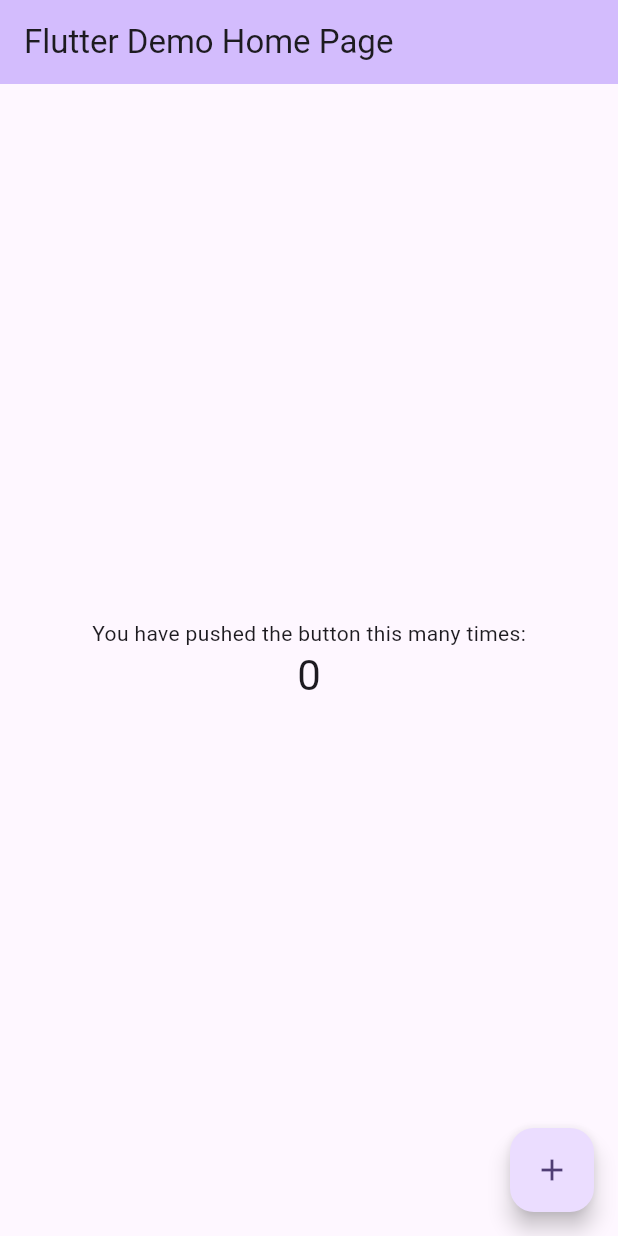
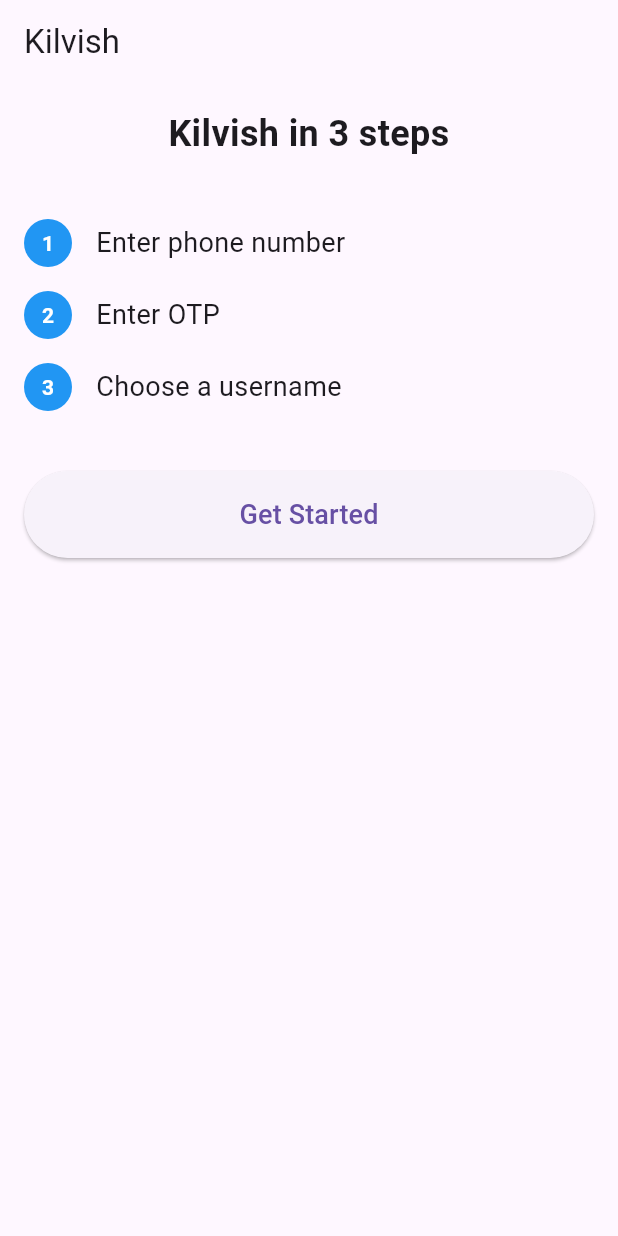
Before and after one commit to tamraj-kilvish/kilvish-nonbios, a Flutter app: the screen it shows after launch, on a phone screen of 412 x 824 dp. Run offline on Flutter 3.47's test engine with Material 3 defaults, Android fonts, the phone set to English and light mode, and no system bars.

Commit message:
Updated main.dart with 3-step interface for Kilvish app

```diff
--- a/lib/main.dart
+++ b/lib/main.dart
@@ -7,119 +7,90 @@ void main() {
 class MyApp extends StatelessWidget {
   const MyApp({super.key});
 
-  // This widget is the root of your application.
   @override
   Widget build(BuildContext context) {
     return MaterialApp(
-      title: 'Flutter Demo',
+      title: 'Kilvish',
       theme: ThemeData(
-        // This is the theme of your application.
-        //
-        // TRY THIS: Try running your application with "flutter run". You'll see
-        // the application has a blue toolbar. Then, without quitting the app,
-        // try changing the seedColor in the colorScheme below to Colors.green
-        // and then invoke "hot reload" (save your changes or press the "hot
-        // reload" button in a Flutter-supported IDE, or press "r" if you used
-        // the command line to start the app).
-        //
-        // Notice that the counter didn't reset back to zero; the application
-        // state is not lost during the reload. To reset the state, use hot
-        // restart instead.
-        //
-        // This works for code too, not just values: Most code changes can be
-        // tested with just a hot reload.
-        colorScheme: ColorScheme.fromSeed(seedColor: Colors.deepPurple),
-        useMaterial3: true,
+        primarySwatch: Colors.blue,
       ),
-      home: const MyHomePage(title: 'Flutter Demo Home Page'),
+      home: const MyHomePage(),
     );
   }
 }
 
-class MyHomePage extends StatefulWidget {
-  const MyHomePage({super.key, required this.title});
-
-  // This widget is the home page of your application. It is stateful, meaning
-  // that it has a State object (defined below) that contains fields that affect
-  // how it looks.
-
-  // This class is the configuration for the state. It holds the values (in this
-  // case the title) provided by the parent (in this case the App widget) and
-  // used by the build method of the State. Fields in a Widget subclass are
-  // always marked "final".
-
-  final String title;
-
-  @override
-  State<MyHomePage> createState() => _MyHomePageState();
-}
-
-class _MyHomePageState extends State<MyHomePage> {
-  int _counter = 0;
-
-  void _incrementCounter() {
-    setState(() {
-      // This call to setState tells the Flutter framework that something has
-      // changed in this State, which causes it to rerun the build method below
-      // so that the display can reflect the updated values. If we changed
-      // _counter without calling setState(), then the build method would not be
-      // called again, and so nothing would appear to happen.
-      _counter++;
-    });
-  }
+class MyHomePage extends StatelessWidget {
+  const MyHomePage({super.key});
 
   @override
   Widget build(BuildContext context) {
-    // This method is rerun every time setState is called, for instance as done
-    // by the _incrementCounter method above.
-    //
-    // The Flutter framework has been optimized to make rerunning build methods
-    // fast, so that you can just rebuild anything that needs updating rather
-    // than having to individually change instances of widgets.
     return Scaffold(
       appBar: AppBar(
-        // TRY THIS: Try changing the color here to a specific color (to
-        // Colors.amber, perhaps?) and trigger a hot reload to see the AppBar
-        // change color while the other colors stay the same.
-        backgroundColor: Theme.of(context).colorScheme.inversePrimary,
-        // Here we take the value from the MyHomePage object that was created by
-        // the App.build method, and use it to set our appbar title.
-        title: Text(widget.title),
+        title: const Text('Kilvish'),
       ),
-      body: Center(
-        // Center is a layout widget. It takes a single child and positions it
-        // in the middle of the parent.
+      body: SingleChildScrollView(
+        padding: const EdgeInsets.all(16.0),
         child: Column(
-          // Column is also a layout widget. It takes a list of children and
-          // arranges them vertically. By default, it sizes itself to fit its
-          // children horizontally, and tries to be as tall as its parent.
-          //
-          // Column has various properties to control how it sizes itself and
-          // how it positions its children. Here we use mainAxisAlignment to
-          // center the children vertically; the main axis here is the vertical
-          // axis because Columns are vertical (the cross axis would be
-          // horizontal).
-          //
-          // TRY THIS: Invoke "debug painting" (choose the "Toggle Debug Paint"
-          // action in the IDE, or press "p" in the console), to see the
-          // wireframe for each widget.
-          mainAxisAlignment: MainAxisAlignment.center,
-          children: <Widget>[
+          crossAxisAlignment: CrossAxisAlignment.stretch,
+          children: [
             const Text(
-              'You have pushed the button this many times:',
+              'Kilvish in 3 steps',
+              style: TextStyle(
+                fontSize: 24,
+                fontWeight: FontWeight.bold,
+              ),
+              textAlign: TextAlign.center,
             ),
-            Text(
-              '$_counter',
-              style: Theme.of(context).textTheme.headlineMedium,
+            const SizedBox(height: 32),
+            _buildStep(1, 'Enter phone number'),
+            _buildStep(2, 'Enter OTP'),
+            _buildStep(3, 'Choose a username'),
+            const SizedBox(height: 32),
+            ElevatedButton(
+              onPressed: () {},
+              style: ElevatedButton.styleFrom(
+                padding: const EdgeInsets.all(16),
+              ),
+              child: const Text(
+                'Get Started',
+                style: TextStyle(fontSize: 18),
+              ),
             ),
           ],
         ),
       ),
-      floatingActionButton: FloatingActionButton(
-        onPressed: _incrementCounter,
-        tooltip: 'Increment',
-        child: const Icon(Icons.add),
-      ), // This trailing comma makes auto-formatting nicer for build methods.
+    );
+  }
+
+  Widget _buildStep(int number, String text) {
+    return Padding(
+      padding: const EdgeInsets.symmetric(vertical: 8.0),
+      child: Row(
+        children: [
+          Container(
+            width: 32,
+            height: 32,
+            decoration: BoxDecoration(
+              color: Colors.blue,
+              borderRadius: BorderRadius.circular(16),
+            ),
+            child: Center(
+              child: Text(
+                number.toString(),
+                style: const TextStyle(
+                  color: Colors.white,
+                  fontWeight: FontWeight.bold,
+                ),
+              ),
+            ),
+          ),
+          const SizedBox(width: 16),
+          Text(
+            text,
+            style: const TextStyle(fontSize: 18),
+          ),
+        ],
+      ),
     );
   }
 }
```
